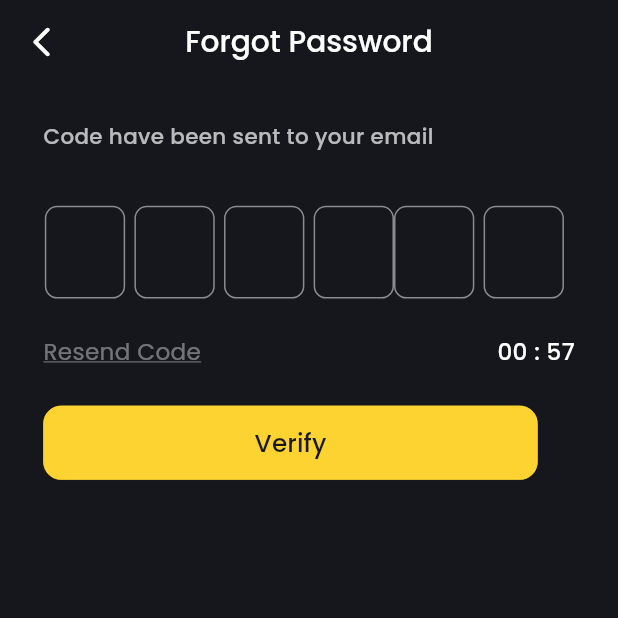
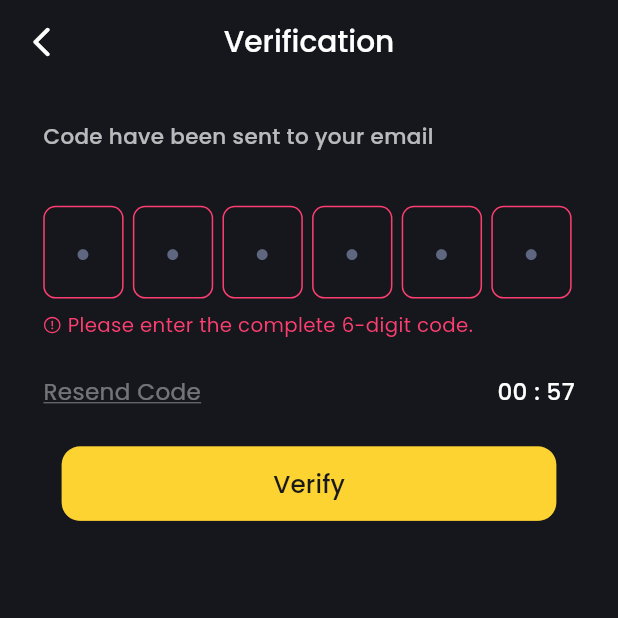
Before and after one commit to devhimuBlockVerse/andromarkets, a Flutter app: the OtpCodeView screen opened directly with empty values, after a tap on "Verify", on a phone screen of 412 x 824 dp, the top half of it. Run offline on Flutter 3.47's test engine with Material 3 defaults, Android fonts, the phone set to English and light mode, and no system bars; our stand-ins replace flutter_svg, google_sign_in, shared_preferences; accounts and stored records are empty.

Commit message:
Verification Passowrd Variation Complete

```diff
--- a/lib/presentation/components/textFieldComponent.dart
+++ b/lib/presentation/components/textFieldComponent.dart
@@ -144,7 +144,7 @@ class _TextFieldComState extends State<TextFieldCom> {
               Expanded(
                 child: SizedBox(
                   child: Text(
-                    'Opps! Incorrect password',
+                    'Both passwords must be the same.',
                     style: AppTextStyle.bodySmall2x(context,color: AppColors.redErrorCall),
                   ),
                 ),
--- a/lib/presentation/screens/password/otp_view.dart
+++ b/lib/presentation/screens/password/otp_view.dart
@@ -1,7 +1,7 @@
 import 'dart:async';
-
+import 'package:andromarkets/presentation/screens/password/new_password.dart';
 import 'package:flutter/material.dart';
-
+import 'package:flutter_svg/svg.dart';
 import '../../../config/theme/app_colors.dart';
 import '../../../config/theme/app_text_styles.dart';
 import '../../../config/theme/responsive_ui.dart';
@@ -18,11 +18,12 @@ class OtpCodeView extends StatefulWidget {
 }
 
 class _OtpCodeViewState extends State<OtpCodeView> {
-   // final TextEditingController _otpController = TextEditingController();
-
-
    final _formKey = GlobalKey<FormState>();
    final List<TextEditingController> _otpController = List.generate(6, (_) => TextEditingController());
+   List<bool> _isInputFilled = List.filled(6, false);
+   bool _isError = false;
+   String? _otpErrorMessage;
+
 
    Timer? _timer;
    int _secondsRemaining = 60;
@@ -35,33 +36,56 @@ class _OtpCodeViewState extends State<OtpCodeView> {
    }
 
    void _startCountdown() {
-     setState(() {
      _secondsRemaining = 60;
      _canResend = false;
-     });
+     setState(() {});
 
      _timer?.cancel();
      _timer = Timer.periodic(const Duration(seconds: 1), (timer) {
        if (_secondsRemaining == 0) {
-         setState(() {
          _canResend = true;
-         });
          timer.cancel();
        } else {
-         setState(() {
          _secondsRemaining--;
-         });
        }
+       if (mounted) setState(() {});
      });
    }
 
    void _validateAndSubmit() {
-     if (_formKey.currentState!.validate()) {
+     setState(() {
+       _otpErrorMessage = null;
+       _isError = false;
+     });
+
+     bool allFilled = _otpController.every((c) => c.text.isNotEmpty);
+
+     if (!allFilled) {
+       setState(() {
+         _isError = true;
+         _otpErrorMessage = "Please enter the complete 6-digit code.";
+       });
+       return;
+     }
+
      String code = _otpController.map((c) => c.text).join();
-       debugPrint("Entered Code: $code");
-       // Perform verification logic Later
+
+     // Simulate failure for demonstration
+     bool isCodeValid = code == "123456";
+     if (!isCodeValid) {
+       setState(() {
+         _isError = true;
+         _otpErrorMessage = "Invalid or expired code.";
+       });
+       return;
      }
+     Navigator.pushAndRemoveUntil(
+       context,
+       MaterialPageRoute(builder: (context) => NewPassword()),
+           (Route<dynamic> route) => false,
+     );
    }
+
 
    String _formatTime(int seconds) {
      final mins = (seconds ~/ 60).toString().padLeft(2, '0');
@@ -91,7 +115,7 @@ class _OtpCodeViewState extends State<OtpCodeView> {
                 icon: const Icon(Icons.arrow_back_ios_rounded),
                 color: AppColors.primaryText,
               ),
-              title: Text('Forgot Password',style: AppTextStyle.h3(context,color: AppColors.primaryText),),
+              title: Text('Verification',style: AppTextStyle.h3(context,color: AppColors.primaryText),),
               centerTitle: true,
               backgroundColor: AppColors.primaryBackgroundColor,
 
@@ -116,7 +140,7 @@ class _OtpCodeViewState extends State<OtpCodeView> {
       child: Padding(
         padding: EdgeInsets.symmetric(horizontal: screenWidth * 0.07),
         child: Column(
-            mainAxisAlignment: MainAxisAlignment.start,
+            mainAxisAlignment: MainAxisAlignment.center,
             crossAxisAlignment: CrossAxisAlignment.start,
             children: [
               SizedBox(height: screenHeight * 0.03),
@@ -140,36 +164,52 @@ class _OtpCodeViewState extends State<OtpCodeView> {
 
               SizedBox(height: screenHeight * 0.02),
 
-
               Form(
                 key: _formKey,
                 child: Column(
                   children: [
-
                     Row(
-                      mainAxisAlignment: MainAxisAlignment.center,
+                      mainAxisAlignment: MainAxisAlignment.start,
                       children: List.generate(6,
                             (index) => Padding(
-                          padding: EdgeInsets.only(right: index != 3 ? baseSize * 0.015 : 0),
+                          padding: EdgeInsets.only(right: index != 5 ? baseSize * 0.015 : 0),
                           child: _validationInputBox(index),
                         ),
                       ),
                     ),
+                    SizedBox(height: baseSize * 0.02),
+
+                    if(_isError && _otpErrorMessage != null)
+                      Align(
+                        alignment: Alignment.bottomLeft,
+                        child: Row(
+                          mainAxisAlignment: MainAxisAlignment.start,
+                          crossAxisAlignment: CrossAxisAlignment.center,
+                          children: [
+                            SvgPicture.asset(
+                              'assets/icons/warning.svg',
+                              fit: BoxFit.contain,
+                            ),
+                            SizedBox(width: screenWidth * 0.01),
+                            Text(
+                              _otpErrorMessage!,
+                              style: AppTextStyle.bodySmall2x(context,color: AppColors.redErrorCall),
+                            ),
+                          ],
+                        ),
+                      ),
+
                     SizedBox(height: baseSize * 0.06),
 
-                    // Timer and Resend Button
                     Row(
-                      crossAxisAlignment: CrossAxisAlignment.center,
                       mainAxisAlignment: MainAxisAlignment.spaceBetween,
                       children: [
 
                         GestureDetector(
-                          onTap: _canResend
-                              ? () {
+                          onTap: _canResend ? () {
                             _startCountdown();
                             debugPrint("Code resent");
-                          }
-                              : null,
+                          } : null,
                           child: Text(
                             'Resend Code',
                             textAlign: TextAlign.center,
@@ -186,11 +226,7 @@ class _OtpCodeViewState extends State<OtpCodeView> {
                         Text(
                           _formatTime(_secondsRemaining),
                           textAlign: TextAlign.center,
-                          // style: TextStyle(
-                          //   color: const Color(0xFF77798D),
-                          //   fontSize: baseSize * 0.035, // scalable
-                          //   fontFamily: 'Poppins',
-                          // ),
+
                           style: AppTextStyle.bodySmallMid(context).copyWith(
                             color: _canResend ? AppColors.secondaryColor4 : AppColors.primaryText
                           ),
@@ -205,17 +241,20 @@ class _OtpCodeViewState extends State<OtpCodeView> {
               ),
               SizedBox(height: screenHeight * 0.03),
 
-              PrimaryButton(
+              Center(
+                child: PrimaryButton(
                   buttonText: 'Verify',
                   buttonType: ButtonType.primary,
                   onPressed:()=> _validateAndSubmit(),
                   textStyle: AppTextStyle.buttonsMedium(context),
+                ),
               ),
             ]
         ),
       ),
     );
   }
+
    Widget _validationInputBox(int index) {
      double screenWidth = MediaQuery.of(context).size.width;
      double screenHeight = MediaQuery.of(context).size.height;
@@ -230,36 +269,51 @@ class _OtpCodeViewState extends State<OtpCodeView> {
          shape: RoundedRectangleBorder(
            side: BorderSide(
              width: 1,
-             color: Colors.white.withOpacity(0.5),
+             color: _isError ? AppColors.redErrorCall : (_isInputFilled[index]? AppColors.primaryColor : Color(0XFF5E6680)),
            ),
            borderRadius: BorderRadius.circular(baseSize * 0.02),
          ),
        ),
+       child: Center(
          child: TextFormField(
            controller: _otpController[index],
            textAlign: TextAlign.center,
            maxLength: 1,
-         style: TextStyle(
-           color: Colors.white,
-           fontSize: baseSize * 0.05,
-           fontFamily: 'Poppins',
+           style: AppTextStyle.bodyBase(context).copyWith(
+             color: _isError ? AppColors.redErrorCall : AppColors.primaryText
            ),
            keyboardType: TextInputType.number,
-         decoration: const InputDecoration(
+           textAlignVertical: TextAlignVertical.center,
+           decoration:  InputDecoration(
+             hintText:  '●',
+             hintStyle: TextStyle(color: Color(0XFF5E6680),),
              counterText: '',
              border: InputBorder.none,
+             isCollapsed: true,
+             contentPadding: EdgeInsets.zero,
          ),
             validator: (value) {
-           if (value == null || value.isEmpty) {
+             final isEmpty = value == null || value.isEmpty;
+             if (isEmpty) {
+               _isError = true;
                return '';
              }
              return null;
            },
+
            onChanged: (value) {
+              setState(() {
+               _isInputFilled[index] = value.isNotEmpty;
+               if(_isError) _isError = false;
+             });
+
              if (value.isNotEmpty && index < _otpController.length - 1) {
                FocusScope.of(context).nextFocus();
+             }else if(value.isEmpty && index > 0){
+               FocusScope.of(context).previousFocus();
              }
            },
+         ),
        ),
      );
    }
```
Also changed, not shown: lib/presentation/screens/password/new_password.dart (added, +136 -0 lines). Lines whose indentation alone changed are shown as unchanged.
